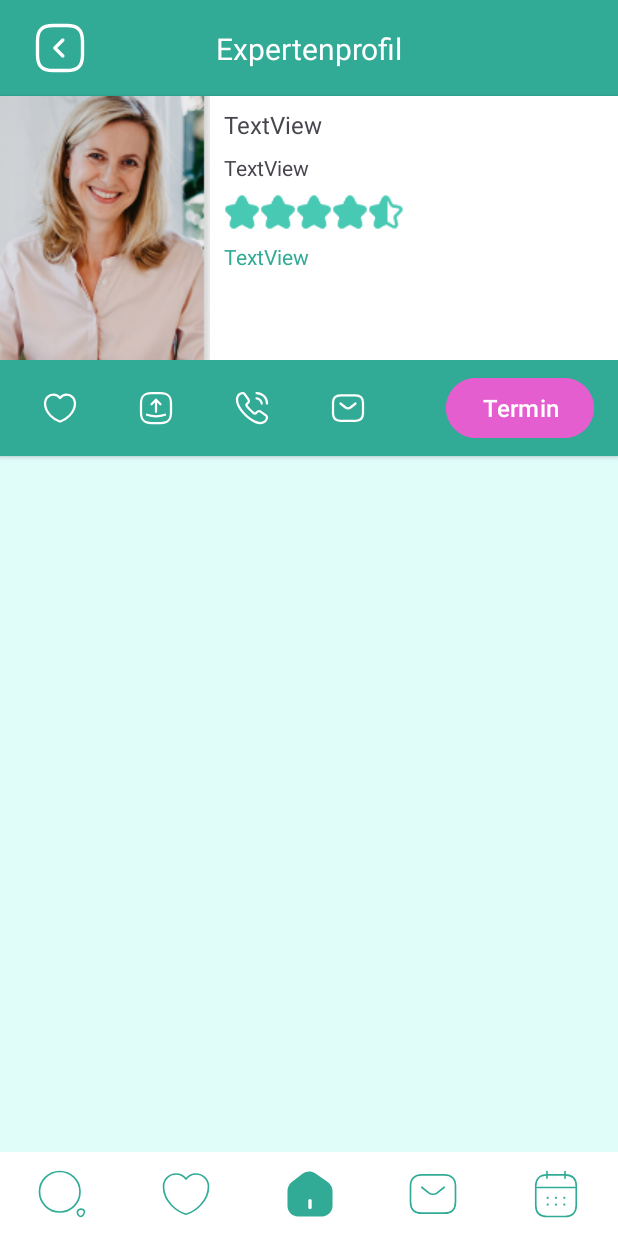
After one commit to Artur1509/MENTI, an Android app: the DetailFragment screen opened through its navigation route, on a phone screen of 412 x 824 dp. The commit adds this screen. Run offline under Robolectric (Android 15) with nearby library versions, the phone set to English and light mode, and no system bars; our stand-ins replace Firebase (no records; nobody signed in at launch, a user with empty details on screens opened directly).

Commit message:
Detail Fragment

```diff
--- /dev/null
+++ b/app/src/main/java/com/example/menti/ui/DetailFragment.kt
@@ -0,0 +1,37 @@
+package com.example.menti.ui
+
+import android.os.Bundle
+import androidx.fragment.app.Fragment
+import android.view.LayoutInflater
+import android.view.View
+import android.view.ViewGroup
+import androidx.fragment.app.activityViewModels
+import com.example.menti.FirebaseViewModel
+import com.example.menti.R
+import com.example.menti.databinding.FragmentDetailBinding
+
+class DetailFragment : Fragment() {
+    private lateinit var binding: FragmentDetailBinding
+    val firebaseViewModel: FirebaseViewModel by activityViewModels()
+
+
+    override fun onCreate(savedInstanceState: Bundle?) {
+        super.onCreate(savedInstanceState)
+
+    }
+
+    override fun onCreateView(
+        inflater: LayoutInflater, container: ViewGroup?,
+        savedInstanceState: Bundle?
+    ): View? {
+        binding = FragmentDetailBinding.inflate(inflater, container, false)
+        return binding.root
+
+    }
+
+    override fun onViewCreated(view: View, savedInstanceState: Bundle?) {
+        super.onViewCreated(view, savedInstanceState)
+
+    }
+
+}
--- a/app/src/main/java/com/example/menti/util/searchResultAdapter.kt
+++ b/app/src/main/java/com/example/menti/util/searchResultAdapter.kt
@@ -2,6 +2,7 @@ package com.example.menti.util
 
 import android.content.Context
 import android.content.res.ColorStateList
+import android.util.Log
 import android.view.LayoutInflater
 import android.view.View
 import android.view.ViewGroup
@@ -9,11 +10,14 @@ import androidx.core.content.ContextCompat
 import androidx.core.net.toUri
 import androidx.core.view.marginBottom
 import androidx.core.view.size
+import androidx.navigation.Navigation.findNavController
+import androidx.navigation.findNavController
 import androidx.recyclerview.widget.RecyclerView
 import coil.load
 import com.example.menti.R
 import com.example.menti.data.model.PsychologistProfile
 import com.example.menti.databinding.ListItemBinding
+import com.example.menti.ui.SearchFragmentDirections
 import com.google.android.material.chip.Chip
 import com.google.android.material.chip.ChipGroup
 
@@ -41,6 +45,14 @@ class searchResultAdapter(
 
         }
 
+        holder.binding.cardView.setOnClickListener {
+            try {
+                it.findNavController().navigate(SearchFragmentDirections.actionSearchFragmentToDetailFragment())
+            }catch (e: Exception) {
+                Log.e("RV", "${e.message}")
+            }
+        }
+
         item.tags!!.forEach {
 
             holder.binding.tagsCG.addChip(it)
--- /dev/null
+++ b/app/src/main/res/drawable/call_white.xml
@@ -0,0 +1,25 @@
+<vector xmlns:android="http://schemas.android.com/apk/res/android"
+    android:width="24dp"
+    android:height="24dp"
+    android:viewportWidth="24"
+    android:viewportHeight="24">
+  <path
+      android:pathData="M21.97,18.33C21.97,18.69 21.89,19.06 21.72,19.42C21.55,19.78 21.33,20.12 21.04,20.44C20.55,20.98 20.01,21.37 19.4,21.62C18.8,21.87 18.15,22 17.45,22C16.43,22 15.34,21.76 14.19,21.27C13.04,20.78 11.89,20.12 10.75,19.29C9.6,18.45 8.51,17.52 7.47,16.49C6.44,15.45 5.51,14.36 4.68,13.22C3.86,12.08 3.2,10.94 2.72,9.81C2.24,8.67 2,7.58 2,6.54C2,5.86 2.12,5.21 2.36,4.61C2.6,4 2.98,3.44 3.51,2.94C4.15,2.31 4.85,2 5.59,2C5.87,2 6.15,2.06 6.4,2.18C6.66,2.3 6.89,2.48 7.07,2.74L9.39,6.01C9.57,6.26 9.7,6.49 9.79,6.71C9.88,6.92 9.93,7.13 9.93,7.32C9.93,7.56 9.86,7.8 9.72,8.03C9.59,8.26 9.4,8.5 9.16,8.74L8.4,9.53C8.29,9.64 8.24,9.77 8.24,9.93C8.24,10.01 8.25,10.08 8.27,10.16C8.3,10.24 8.33,10.3 8.35,10.36C8.53,10.69 8.84,11.12 9.28,11.64C9.73,12.16 10.21,12.69 10.73,13.22C11.27,13.75 11.79,14.24 12.32,14.69C12.84,15.13 13.27,15.43 13.61,15.61C13.66,15.63 13.72,15.66 13.79,15.69C13.87,15.72 13.95,15.73 14.04,15.73C14.21,15.73 14.34,15.67 14.45,15.56L15.21,14.81C15.46,14.56 15.7,14.37 15.93,14.25C16.16,14.11 16.39,14.04 16.64,14.04C16.83,14.04 17.03,14.08 17.25,14.17C17.47,14.26 17.7,14.39 17.95,14.56L21.26,16.91C21.52,17.09 21.7,17.3 21.81,17.55C21.91,17.8 21.97,18.05 21.97,18.33Z"
+      android:strokeWidth="1.5"
+      android:fillColor="#00000000"
+      android:strokeColor="#ffffff"/>
+  <path
+      android:pathData="M18.5,9C18.5,8.4 18.03,7.48 17.33,6.73C16.69,6.04 15.84,5.5 15,5.5"
+      android:strokeLineJoin="round"
+      android:strokeWidth="1.5"
+      android:fillColor="#00000000"
+      android:strokeColor="#ffffff"
+      android:strokeLineCap="round"/>
+  <path
+      android:pathData="M22,9C22,5.13 18.87,2 15,2"
+      android:strokeLineJoin="round"
+      android:strokeWidth="1.5"
+      android:fillColor="#00000000"
+      android:strokeColor="#ffffff"
+      android:strokeLineCap="round"/>
+</vector>
--- /dev/null
+++ b/app/src/main/res/drawable/favorite_white_filled.xml
@@ -0,0 +1,9 @@
+<vector xmlns:android="http://schemas.android.com/apk/res/android"
+    android:width="24dp"
+    android:height="24dp"
+    android:viewportWidth="24"
+    android:viewportHeight="24">
+  <path
+      android:pathData="M16.44,3.1C14.63,3.1 13.01,3.98 12,5.33C10.99,3.98 9.37,3.1 7.56,3.1C4.49,3.1 2,5.6 2,8.69C2,9.88 2.19,10.98 2.52,12C4.1,17 8.97,19.99 11.38,20.81C11.72,20.93 12.28,20.93 12.62,20.81C15.03,19.99 19.9,17 21.48,12C21.81,10.98 22,9.88 22,8.69C22,5.6 19.51,3.1 16.44,3.1Z"
+      android:fillColor="#ffffff"/>
+</vector>
--- /dev/null
+++ b/app/src/main/res/drawable/favorites_white.xml
@@ -0,0 +1,13 @@
+<vector xmlns:android="http://schemas.android.com/apk/res/android"
+    android:width="24dp"
+    android:height="24dp"
+    android:viewportWidth="24"
+    android:viewportHeight="24">
+  <path
+      android:pathData="M12.62,20.81C12.28,20.93 11.72,20.93 11.38,20.81C8.48,19.82 2,15.69 2,8.69C2,5.6 4.49,3.1 7.56,3.1C9.38,3.1 10.99,3.98 12,5.34C13.01,3.98 14.63,3.1 16.44,3.1C19.51,3.1 22,5.6 22,8.69C22,15.69 15.52,19.82 12.62,20.81Z"
+      android:strokeLineJoin="round"
+      android:strokeWidth="1.5"
+      android:fillColor="#00000000"
+      android:strokeColor="#ffffff"
+      android:strokeLineCap="round"/>
+</vector>
--- /dev/null
+++ b/app/src/main/res/drawable/favorites_white_selector.xml
@@ -0,0 +1,5 @@
+<?xml version="1.0" encoding="utf-8"?>
+<selector xmlns:android="http://schemas.android.com/apk/res/android">
+    <item android:drawable="@drawable/favorites_white" android:state_checked="false"/>
+    <item android:drawable="@drawable/favorite_white_filled" android:state_checked="true"/>
+</selector>
--- /dev/null
+++ b/app/src/main/res/drawable/message_white.xml
@@ -0,0 +1,20 @@
+<vector xmlns:android="http://schemas.android.com/apk/res/android"
+    android:width="24dp"
+    android:height="24dp"
+    android:viewportWidth="24"
+    android:viewportHeight="24">
+  <path
+      android:pathData="M17,20.5H7C4,20.5 2,19 2,15.5V8.5C2,5 4,3.5 7,3.5H17C20,3.5 22,5 22,8.5V15.5C22,19 20,20.5 17,20.5Z"
+      android:strokeLineJoin="round"
+      android:strokeWidth="1.5"
+      android:fillColor="#00000000"
+      android:strokeColor="#ffffff"
+      android:strokeLineCap="round"/>
+  <path
+      android:pathData="M17,9L13.87,11.5C12.84,12.32 11.15,12.32 10.12,11.5L7,9"
+      android:strokeLineJoin="round"
+      android:strokeWidth="1.5"
+      android:fillColor="#00000000"
+      android:strokeColor="#ffffff"
+      android:strokeLineCap="round"/>
+</vector>
--- /dev/null
+++ b/app/src/main/res/drawable/share_white.xml
@@ -0,0 +1,34 @@
+<vector xmlns:android="http://schemas.android.com/apk/res/android"
+    android:width="24dp"
+    android:height="24dp"
+    android:viewportWidth="24"
+    android:viewportHeight="24">
+  <path
+      android:pathData="M9,22H15C20,22 22,20 22,15V9C22,4 20,2 15,2H9C4,2 2,4 2,9V15C2,20 4,22 9,22Z"
+      android:strokeLineJoin="round"
+      android:strokeWidth="1.5"
+      android:fillColor="#00000000"
+      android:strokeColor="#ffffff"
+      android:strokeLineCap="round"/>
+  <path
+      android:pathData="M9,9.51L12,6.51L15,9.51"
+      android:strokeLineJoin="round"
+      android:strokeWidth="1.5"
+      android:fillColor="#00000000"
+      android:strokeColor="#ffffff"
+      android:strokeLineCap="round"/>
+  <path
+      android:pathData="M12,6.51V14.51"
+      android:strokeLineJoin="round"
+      android:strokeWidth="1.5"
+      android:fillColor="#00000000"
+      android:strokeColor="#ffffff"
+      android:strokeLineCap="round"/>
+  <path
+      android:pathData="M6,16.51C9.89,17.81 14.11,17.81 18,16.51"
+      android:strokeLineJoin="round"
+      android:strokeWidth="1.5"
+      android:fillColor="#00000000"
+      android:strokeColor="#ffffff"
+      android:strokeLineCap="round"/>
+</vector>
--- /dev/null
+++ b/app/src/main/res/drawable/website_white.xml
@@ -0,0 +1,41 @@
+<vector xmlns:android="http://schemas.android.com/apk/res/android"
+    android:width="24dp"
+    android:height="24dp"
+    android:viewportWidth="24"
+    android:viewportHeight="24">
+  <path
+      android:pathData="M12,22C17.52,22 22,17.52 22,12C22,6.48 17.52,2 12,2C6.48,2 2,6.48 2,12C2,17.52 6.48,22 12,22Z"
+      android:strokeLineJoin="round"
+      android:strokeWidth="1.5"
+      android:fillColor="#00000000"
+      android:strokeColor="#ffffff"
+      android:strokeLineCap="round"/>
+  <path
+      android:pathData="M12,16C14.21,16 16,14.21 16,12C16,9.79 14.21,8 12,8C9.79,8 8,9.79 8,12C8,14.21 9.79,16 12,16Z"
+      android:strokeLineJoin="round"
+      android:strokeWidth="1.5"
+      android:fillColor="#00000000"
+      android:strokeColor="#ffffff"
+      android:strokeLineCap="round"/>
+  <path
+      android:pathData="M21.17,8C18.15,7.34 15.02,7.34 12,8"
+      android:strokeLineJoin="round"
+      android:strokeWidth="1.5"
+      android:fillColor="#00000000"
+      android:strokeColor="#ffffff"
+      android:strokeLineCap="round"/>
+  <path
+      android:pathData="M3.95,6.06L3.97,6.12C4.98,9.01 6.53,11.69 8.54,14"
+      android:strokeLineJoin="round"
+      android:strokeWidth="1.5"
+      android:fillColor="#00000000"
+      android:strokeColor="#ffffff"
+      android:strokeLineCap="round"/>
+  <path
+      android:pathData="M10.88,21.94C12.94,19.67 14.49,16.99 15.43,14.08L15.46,14"
+      android:strokeLineJoin="round"
+      android:strokeWidth="1.5"
+      android:fillColor="#00000000"
+      android:strokeColor="#ffffff"
+      android:strokeLineCap="round"/>
+</vector>
--- /dev/null
+++ b/app/src/main/res/layout/fragment_detail.xml
@@ -0,0 +1,206 @@
+<?xml version="1.0" encoding="utf-8"?>
+<androidx.constraintlayout.widget.ConstraintLayout xmlns:android="http://schemas.android.com/apk/res/android"
+    xmlns:app="http://schemas.android.com/apk/res-auto"
+    xmlns:tools="http://schemas.android.com/tools"
+    android:layout_width="match_parent"
+    android:layout_height="match_parent"
+    android:background="@color/secondary"
+    tools:context=".ui.DetailFragment">
+
+    <com.google.android.material.appbar.MaterialToolbar
+        android:id="@+id/materialToolbar2"
+        android:layout_width="match_parent"
+        android:layout_height="wrap_content"
+        android:background="@color/primary"
+        android:minHeight="?attr/actionBarSize"
+        android:theme="?attr/actionBarTheme"
+        app:layout_constraintEnd_toEndOf="parent"
+        app:layout_constraintStart_toStartOf="parent"
+        app:layout_constraintTop_toTopOf="parent" />
+
+    <ImageButton
+        android:id="@+id/backToSearchBTN"
+        android:layout_width="48dp"
+        android:layout_height="48dp"
+        android:layout_marginStart="16dp"
+        android:background="@color/primary"
+        android:contentDescription="back_to_search"
+        android:src="@drawable/arrow_square_left"
+        app:layout_constraintBottom_toBottomOf="@+id/materialToolbar2"
+        app:layout_constraintStart_toStartOf="parent"
+        app:layout_constraintTop_toTopOf="@+id/materialToolbar2" />
+
+    <TextView
+        android:id="@+id/detailTitleTV"
+        android:layout_width="wrap_content"
+        android:layout_height="wrap_content"
+        android:text="Expertenprofil"
+        android:textColor="@color/white"
+        android:textSize="20sp"
+        app:layout_constraintBottom_toBottomOf="@+id/materialToolbar2"
+        app:layout_constraintEnd_toEndOf="parent"
+        app:layout_constraintStart_toStartOf="@+id/materialToolbar2"
+        app:layout_constraintTop_toTopOf="@+id/materialToolbar2" />
+
+    <androidx.constraintlayout.widget.ConstraintLayout
+        android:id="@+id/constraintLayout4"
+        android:layout_width="match_parent"
+        android:layout_height="240dp"
+        android:background="@color/white"
+        android:elevation="2dp"
+        app:layout_constraintEnd_toEndOf="parent"
+        app:layout_constraintStart_toStartOf="parent"
+        app:layout_constraintTop_toBottomOf="@+id/materialToolbar2">
+
+        <androidx.constraintlayout.widget.ConstraintLayout
+            android:layout_width="match_parent"
+            android:layout_height="176dp"
+            app:layout_constraintBottom_toTopOf="@+id/constraintLayout5"
+            app:layout_constraintEnd_toEndOf="parent"
+            app:layout_constraintStart_toStartOf="parent"
+            app:layout_constraintTop_toTopOf="parent">
+
+            <androidx.constraintlayout.widget.ConstraintLayout
+                android:id="@+id/constraintLayout6"
+                android:layout_width="140dp"
+                android:layout_height="match_parent"
+                app:layout_constraintBottom_toBottomOf="parent"
+                app:layout_constraintStart_toStartOf="parent"
+                app:layout_constraintTop_toTopOf="parent">
+
+                <ImageView
+                    android:id="@+id/detailProfileIV"
+                    android:layout_width="match_parent"
+                    android:layout_height="match_parent"
+                    android:scaleType="center"
+                    android:src="@drawable/profilbild"
+                    app:layout_constraintBottom_toBottomOf="parent"
+                    app:layout_constraintEnd_toEndOf="parent"
+                    app:layout_constraintStart_toStartOf="parent"
+                    app:layout_constraintTop_toTopOf="parent" />
+            </androidx.constraintlayout.widget.ConstraintLayout>
+
+            <androidx.constraintlayout.widget.ConstraintLayout
+                android:layout_width="270dp"
+                android:layout_height="match_parent"
+                app:layout_constraintBottom_toBottomOf="parent"
+                app:layout_constraintEnd_toEndOf="parent"
+                app:layout_constraintStart_toEndOf="@+id/constraintLayout6"
+                app:layout_constraintTop_toTopOf="parent" >
+
+                <TextView
+                    android:id="@+id/detailProfileNameTV"
+                    android:layout_width="wrap_content"
+                    android:layout_height="wrap_content"
+                    android:layout_marginStart="8dp"
+                    android:layout_marginTop="8dp"
+                    android:text="TextView"
+                    android:textSize="16sp"
+                    app:layout_constraintStart_toStartOf="parent"
+                    app:layout_constraintTop_toTopOf="parent" />
+
+                <TextView
+                    android:id="@+id/detailProfileTitelTV"
+                    android:layout_width="wrap_content"
+                    android:layout_height="wrap_content"
+                    android:layout_marginTop="8dp"
+                    android:text="TextView"
+                    app:layout_constraintStart_toStartOf="@+id/detailProfileNameTV"
+                    app:layout_constraintTop_toBottomOf="@+id/detailProfileNameTV" />
+
+                <RatingBar
+                    style="@style/CustomRatingBarStyle"
+                    android:id="@+id/detailRatingBarRB"
+                    android:layout_width="wrap_content"
+                    android:layout_height="wrap_content"
+                    android:layout_marginTop="8dp"
+                    android:numStars="5"
+                    android:rating="4.5"
+                    android:stepSize="0.5"
+                    app:layout_constraintStart_toStartOf="@+id/detailProfileTitelTV"
+                    app:layout_constraintTop_toBottomOf="@+id/detailProfileTitelTV" />
+
+                <TextView
+                    android:id="@+id/rezessionenLINK"
+                    android:layout_width="wrap_content"
+                    android:layout_height="wrap_content"
+                    android:layout_marginTop="8dp"
+                    android:linksClickable="true"
+                    android:text="TextView"
+                    android:textColor="@color/primary"
+                    android:textColorLink="@color/primary"
+                    app:layout_constraintStart_toStartOf="@+id/detailRatingBarRB"
+                    app:layout_constraintTop_toBottomOf="@+id/detailRatingBarRB" />
+            </androidx.constraintlayout.widget.ConstraintLayout>
+        </androidx.constraintlayout.widget.ConstraintLayout>
+
+        <androidx.constraintlayout.widget.ConstraintLayout
+            android:id="@+id/constraintLayout5"
+            android:layout_width="match_parent"
+            android:layout_height="64dp"
+            android:background="@color/primary"
+            app:layout_constraintBottom_toBottomOf="parent"
+            app:layout_constraintEnd_toEndOf="parent"
+            app:layout_constraintStart_toStartOf="parent">
+
+            <Button
+                android:id="@+id/terminBuchenBTN"
+                android:layout_width="wrap_content"
+                android:layout_height="wrap_content"
+                android:layout_marginEnd="16dp"
+                android:backgroundTint="@color/accent"
+                android:text="Termin"
+                android:textSize="16sp"
+                app:layout_constraintBottom_toBottomOf="parent"
+                app:layout_constraintEnd_toEndOf="parent"
+                app:layout_constraintTop_toTopOf="parent" />
+
+            <ImageButton
+                android:id="@+id/sendMessageBTN"
+                android:layout_width="48dp"
+                android:layout_height="48dp"
+                android:layout_marginStart="16dp"
+                android:background="@color/primary"
+                android:src="@drawable/message_white"
+                app:layout_constraintBottom_toBottomOf="@+id/terminBuchenBTN"
+                app:layout_constraintStart_toEndOf="@+id/callBTN"
+                app:layout_constraintTop_toTopOf="@+id/terminBuchenBTN" />
+
+            <ImageButton
+                android:id="@+id/callBTN"
+                android:layout_width="48dp"
+                android:layout_height="48dp"
+                android:layout_marginStart="16dp"
+                android:background="@color/primary"
+                android:src="@drawable/call_white"
+                app:layout_constraintBottom_toBottomOf="@+id/sendMessageBTN"
+                app:layout_constraintStart_toEndOf="@+id/shareProfileBTN"
+                app:layout_constraintTop_toTopOf="@+id/sendMessageBTN" />
+
+            <ImageButton
+                android:id="@+id/shareProfileBTN"
+                android:layout_width="48dp"
+                android:layout_height="48dp"
+                android:layout_marginStart="16dp"
+                android:background="@color/primary"
+                android:src="@drawable/share_white"
+                app:layout_constraintBottom_toBottomOf="@+id/callBTN"
+                app:layout_constraintStart_toEndOf="@+id/addFavoritesBTN"
+                app:layout_constraintTop_toTopOf="@+id/callBTN" />
+
+            <ImageButton
+                android:id="@+id/addFavoritesBTN"
+                android:layout_width="48dp"
+                android:layout_height="48dp"
+                android:layout_marginStart="16dp"
+                android:background="@color/primary"
+                android:src="@drawable/favorites_white_selector"
+                app:layout_constraintBottom_toBottomOf="@+id/shareProfileBTN"
+                app:layout_constraintStart_toStartOf="parent"
+                app:layout_constraintTop_toTopOf="@+id/shareProfileBTN" />
+
+        </androidx.constraintlayout.widget.ConstraintLayout>
+
+    </androidx.constraintlayout.widget.ConstraintLayout>
+
+</androidx.constraintlayout.widget.ConstraintLayout>
--- a/app/src/main/res/layout/fragment_search.xml
+++ b/app/src/main/res/layout/fragment_search.xml
@@ -12,7 +12,7 @@
         android:layout_width="match_parent"
         android:layout_height="320dp"
         android:background="@color/white"
-        android:elevation="8dp"
+        android:elevation="2dp"
         app:layout_constraintEnd_toEndOf="parent"
         app:layout_constraintStart_toStartOf="parent"
         app:layout_constraintTop_toTopOf="parent">
--- a/app/src/main/res/navigation/nav_graph.xml
+++ b/app/src/main/res/navigation/nav_graph.xml
@@ -21,7 +21,11 @@
         android:id="@+id/searchFragment"
         android:name="com.example.menti.ui.SearchFragment"
         android:label="fragment_search"
-        tools:layout="@layout/fragment_search" />
+        tools:layout="@layout/fragment_search" >
+        <action
+            android:id="@+id/action_searchFragment_to_detailFragment"
+            app:destination="@id/detailFragment" />
+    </fragment>
     <fragment
         android:id="@+id/eventsFragment"
         android:name="com.example.menti.ui.EventsFragment"
@@ -70,4 +74,13 @@
             android:id="@+id/action_profileFragment_to_homeFragment"
             app:destination="@id/homeFragment" />
     </fragment>
+    <fragment
+        android:id="@+id/detailFragment"
+        android:name="com.example.menti.ui.DetailFragment"
+        android:label="fragment_detail"
+        tools:layout="@layout/fragment_detail" >
+        <action
+            android:id="@+id/action_detailFragment_to_searchFragment"
+            app:destination="@id/searchFragment" />
+    </fragment>
 </navigation>
```
